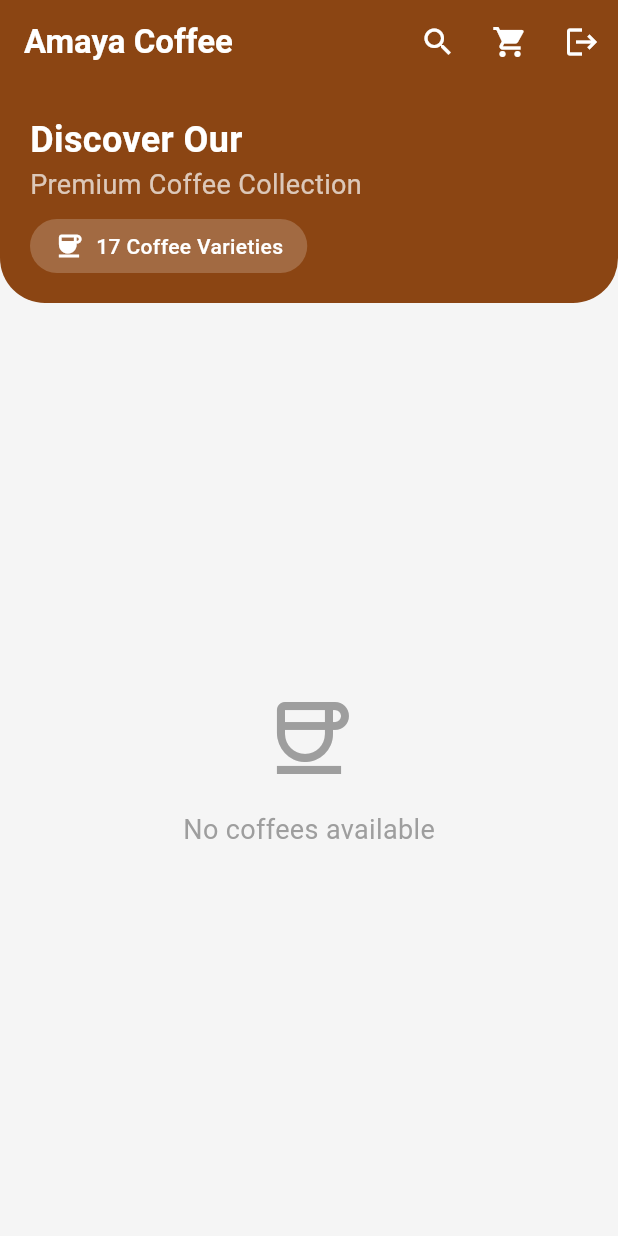
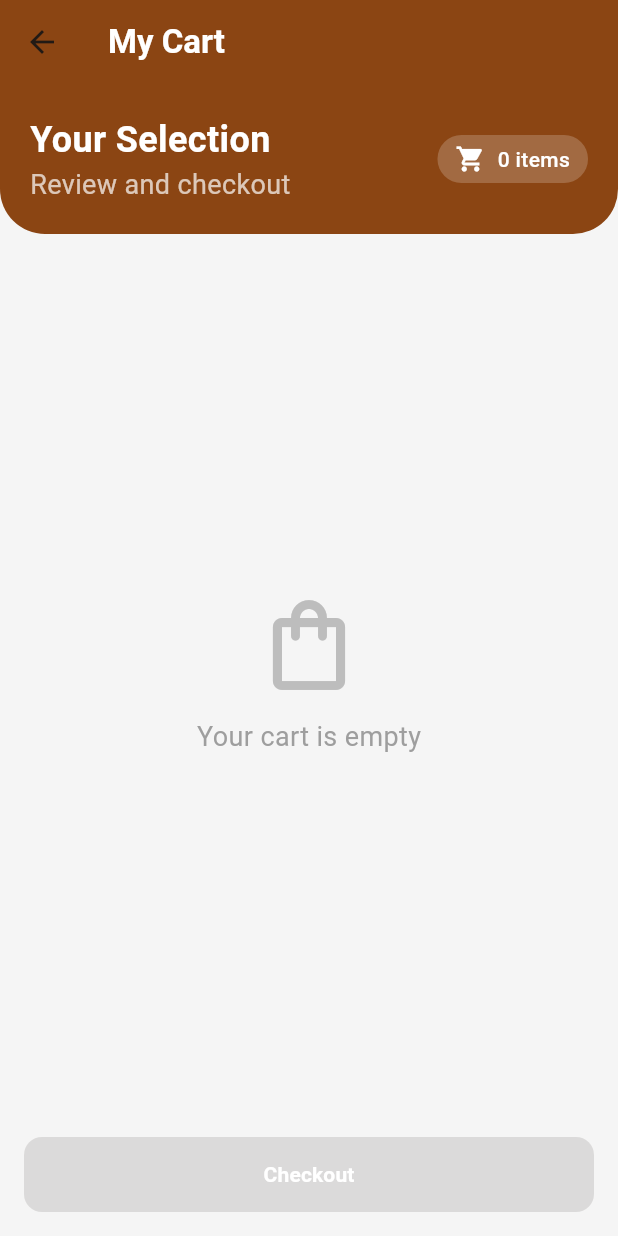
Before and after one commit to saumyahc/Amaya_Coffee, a Flutter app: the screen it shows once a user with an empty profile is signed in, after a tap on the "shopping cart" icon, on a phone screen of 412 x 824 dp. Run offline on Flutter 3.47's test engine with Material 3 defaults, Android fonts, the phone set to English and light mode, and no system bars; our stand-ins replace cached_network_image, cloud_firestore, firebase_auth, firebase_core; accounts and stored records are empty.

Commit message:
cart page and cart button working and also implemented persistant user and also gitignore

```diff
--- /dev/null
+++ b/lib/cart_page.dart
@@ -0,0 +1,169 @@
+import 'package:flutter/material.dart';
+import 'package:provider/provider.dart';
+import 'models/cart.dart';
+
+class CartPage extends StatelessWidget {
+  const CartPage({super.key});
+
+  @override
+  Widget build(BuildContext context) {
+    final cart = context.watch<CartModel>();
+
+    return Scaffold(
+      backgroundColor: const Color(0xFFF5F5F5),
+      appBar: AppBar(
+        title: const Text(
+          'My Cart',
+          style: TextStyle(fontWeight: FontWeight.bold, color: Colors.white),
+        ),
+        backgroundColor: const Color(0xFF8B4513),
+        elevation: 0,
+      ),
+      body: Column(
+        children: [
+          Container(
+            width: double.infinity,
+            padding: const EdgeInsets.all(20),
+            decoration: const BoxDecoration(
+              color: Color(0xFF8B4513),
+              borderRadius: BorderRadius.only(
+                bottomLeft: Radius.circular(30),
+                bottomRight: Radius.circular(30),
+              ),
+            ),
+            child: Row(
+              mainAxisAlignment: MainAxisAlignment.spaceBetween,
+              children: [
+                const Column(
+                  crossAxisAlignment: CrossAxisAlignment.start,
+                  children: [
+                    Text(
+                      'Your Selection',
+                      style: TextStyle(
+                        fontSize: 24,
+                        fontWeight: FontWeight.bold,
+                        color: Colors.white,
+                      ),
+                    ),
+                    Text(
+                      'Review and checkout',
+                      style: TextStyle(fontSize: 18, color: Colors.white70),
+                    ),
+                  ],
+                ),
+                Container(
+                  padding: const EdgeInsets.symmetric(horizontal: 12, vertical: 6),
+                  decoration: BoxDecoration(
+                    color: Colors.white.withOpacity(0.2),
+                    borderRadius: BorderRadius.circular(20),
+                  ),
+                  child: Row(
+                    mainAxisSize: MainAxisSize.min,
+                    children: [
+                      const Icon(Icons.shopping_cart, color: Colors.white, size: 20),
+                      const SizedBox(width: 8),
+                      Text(
+                        '${cart.totalItems} items',
+                        style: const TextStyle(color: Colors.white, fontWeight: FontWeight.w500),
+                      ),
+                    ],
+                  ),
+                ),
+              ],
+            ),
+          ),
+          Expanded(
+            child: cart.isEmpty
+                ? Center(
+                    child: Column(
+                      mainAxisAlignment: MainAxisAlignment.center,
+                      children: [
+                        Icon(Icons.shopping_bag_outlined, size: 72, color: Colors.grey.shade400),
+                        const SizedBox(height: 12),
+                        const Text('Your cart is empty', style: TextStyle(fontSize: 18, color: Colors.grey)),
+                      ],
+                    ),
+                  )
+                : ListView.builder(
+                    padding: const EdgeInsets.all(16),
+                    itemCount: cart.items.length,
+                    itemBuilder: (context, index) {
+                      final item = cart.items[index];
+                      return Container(
+                        margin: const EdgeInsets.only(bottom: 12),
+                        decoration: BoxDecoration(
+                          color: Colors.white,
+                          borderRadius: BorderRadius.circular(16),
+                          boxShadow: [
+                            BoxShadow(
+                              color: Colors.black.withOpacity(0.06),
+                              blurRadius: 8,
+                              offset: const Offset(0, 4),
+                            ),
+                          ],
+                        ),
+                        child: ListTile(
+                          leading: ClipRRect(
+                            borderRadius: BorderRadius.circular(8),
+                            child: item.image.isNotEmpty
+                                ? Image.network(item.image, width: 56, height: 56, fit: BoxFit.cover)
+                                : Container(
+                                    width: 56,
+                                    height: 56,
+                                    color: Colors.grey.shade200,
+                                    child: const Icon(Icons.coffee, color: Colors.grey),
+                                  ),
+                          ),
+                          title: Text(
+                            item.name,
+                            style: const TextStyle(fontWeight: FontWeight.bold, color: Color(0xFF8B4513)),
+                          ),
+                          subtitle: Text('Qty: ${item.qty}'),
+                          trailing: Row(
+                            mainAxisSize: MainAxisSize.min,
+                            children: [
+                              IconButton(
+                                icon: const Icon(Icons.remove_circle_outline),
+                                onPressed: () => context.read<CartModel>().decrement(item.id),
+                              ),
+                              IconButton(
+                                icon: const Icon(Icons.add_circle_outline),
+                                onPressed: () => context.read<CartModel>().increment(item.id),
+                              ),
+                              IconButton(
+                                icon: const Icon(Icons.delete_outline, color: Colors.redAccent),
+                                onPressed: () => context.read<CartModel>().remove(item.id),
+                              ),
+                            ],
+                          ),
+                        ),
+                      );
+                    },
+                  ),
+          ),
+          SafeArea(
+            top: false,
+            child: Padding(
+              padding: const EdgeInsets.all(16),
+              child: SizedBox(
+                width: double.infinity,
+                height: 50,
+                child: ElevatedButton(
+                  style: ElevatedButton.styleFrom(
+                    backgroundColor: const Color(0xFF8B4513),
+                    shape: RoundedRectangleBorder(borderRadius: BorderRadius.circular(12)),
+                  ),
+                  onPressed: cart.isEmpty ? null : () {},
+                  child: const Text(
+                    'Checkout',
+                    style: TextStyle(color: Colors.white, fontWeight: FontWeight.bold),
+                  ),
+                ),
+              ),
+            ),
+          ),
+        ],
+      ),
+    );
+  }
+}
--- a/lib/home_page.dart
+++ b/lib/home_page.dart
@@ -1,6 +1,8 @@
 import 'package:flutter/material.dart';
 import 'package:cloud_firestore/cloud_firestore.dart';
 import 'package:cached_network_image/cached_network_image.dart';
+import 'package:provider/provider.dart';
+import 'models/cart.dart';
 
 class Coffee {
   final int id;
@@ -58,11 +60,33 @@ class _HomePageState extends State<HomePage> {
               // TODO: Implement search functionality
             },
           ),
-          IconButton(
-            icon: const Icon(Icons.shopping_cart, color: Colors.white),
-            onPressed: () {
-              // TODO: Implement cart functionality
-            },
+          Consumer<CartModel>(
+            builder: (context, cart, _) => Stack(
+              children: [
+                IconButton(
+                  icon: const Icon(Icons.shopping_cart, color: Colors.white),
+                  onPressed: () {
+                    Navigator.of(context).pushNamed('/cart');
+                  },
+                ),
+                if (cart.totalItems > 0)
+                  Positioned(
+                    right: 6,
+                    top: 6,
+                    child: Container(
+                      padding: const EdgeInsets.all(4),
+                      decoration: const BoxDecoration(
+                        color: Colors.redAccent,
+                        shape: BoxShape.circle,
+                      ),
+                      child: Text(
+                        '${cart.totalItems}',
+                        style: const TextStyle(color: Colors.white, fontSize: 10, fontWeight: FontWeight.bold),
+                      ),
+                    ),
+                  ),
+              ],
+            ),
           ),
           IconButton(
             icon: const Icon(Icons.logout, color: Colors.white),
@@ -344,7 +368,18 @@ class _HomePageState extends State<HomePage> {
                                     Expanded(
                                       child: ElevatedButton(
                                         onPressed: () {
-                                          // TODO: Add to cart functionality
+                                          context.read<CartModel>().add(
+                                                coffee.id,
+                                                coffee.name,
+                                                coffee.image,
+                                              );
+                                          ScaffoldMessenger.of(context)
+                                              .showSnackBar(
+                                            SnackBar(
+                                              content: Text('${coffee.name} added to cart'),
+                                              duration: const Duration(seconds: 1),
+                                            ),
+                                          );
                                         },
                                         style: ElevatedButton.styleFrom(
                                           backgroundColor: const Color(
--- a/lib/main.dart
+++ b/lib/main.dart
@@ -1,5 +1,6 @@
 import 'package:flutter/material.dart';
 import 'package:flutter/services.dart';
+import 'package:flutter/foundation.dart' show kIsWeb;
 import 'package:firebase_core/firebase_core.dart';
 import 'package:firebase_auth/firebase_auth.dart';
 import 'firebase_options.dart';
@@ -7,10 +8,18 @@ import 'splash_screen.dart';
 import 'login_page.dart';
 import 'registration_page.dart';
 import 'home_page.dart';
+import 'cart_page.dart';
+import 'models/cart.dart';
+import 'package:provider/provider.dart';
 
 void main() async {
   WidgetsFlutterBinding.ensureInitialized();
   await Firebase.initializeApp(options: DefaultFirebaseOptions.currentPlatform);
+
+  // Ensure auth persistence on web
+  if (kIsWeb) {
+    await FirebaseAuth.instance.setPersistence(Persistence.LOCAL);
+  }
 
   // Set full screen mode
   SystemChrome.setEnabledSystemUIMode(SystemUiMode.immersiveSticky);
@@ -42,8 +51,8 @@ class _MyAppState extends State<MyApp> {
 
   void _checkAuthState() {
     _auth.authStateChanges().listen((User? user) {
-      if (user != null && _page == 1) {
-        // User is logged in and we're on login page, go to main
+      if (user != null) {
+        // User is logged in, go to main regardless of current page
         _goToMain();
       }
     });
@@ -58,7 +67,16 @@ class _MyAppState extends State<MyApp> {
     Widget child;
     switch (_page) {
       case 0:
-        child = SplashScreen(onSplashDone: _goToLogin);
+        child = SplashScreen(
+          onSplashDone: () {
+            final user = _auth.currentUser;
+            if (user != null) {
+              _goToMain();
+            } else {
+              _goToLogin();
+            }
+          },
+        );
         break;
       case 1:
         child = LoginPage(
@@ -82,7 +100,11 @@ class _MyAppState extends State<MyApp> {
         );
         break;
     }
-    return MaterialApp(
+    return MultiProvider(
+      providers: [
+        ChangeNotifierProvider(create: (_) => CartModel()),
+      ],
+      child: MaterialApp(
       title: 'Amaya Coffee',
       debugShowCheckedModeBanner: false,
       theme: ThemeData(
@@ -93,6 +115,10 @@ class _MyAppState extends State<MyApp> {
         useMaterial3: true,
       ),
       home: child,
+      routes: {
+        '/cart': (_) => const CartPage(),
+      },
+    ),
     );
   }
 }
--- /dev/null
+++ b/lib/models/cart.dart
@@ -0,0 +1,62 @@
+import 'package:flutter/foundation.dart';
+
+class CartItem {
+  final int id;
+  final String name;
+  final String image;
+  int qty;
+
+  CartItem({
+    required this.id,
+    required this.name,
+    required this.image,
+    this.qty = 1,
+  });
+}
+
+class CartModel extends ChangeNotifier {
+  final Map<int, CartItem> _items = {};
+
+  List<CartItem> get items => _items.values.toList(growable: false);
+  int get totalItems => _items.values.fold(0, (sum, item) => sum + item.qty);
+  bool get isEmpty => _items.isEmpty;
+
+  void add(int id, String name, String image) {
+    final existing = _items[id];
+    if (existing != null) {
+      existing.qty += 1;
+    } else {
+      _items[id] = CartItem(id: id, name: name, image: image);
+    }
+    notifyListeners();
+  }
+
+  void increment(int id) {
+    final item = _items[id];
+    if (item != null) {
+      item.qty += 1;
+      notifyListeners();
+    }
+  }
+
+  void decrement(int id) {
+    final item = _items[id];
+    if (item == null) return;
+    if (item.qty > 1) {
+      item.qty -= 1;
+    } else {
+      _items.remove(id);
+    }
+    notifyListeners();
+  }
+
+  void remove(int id) {
+    _items.remove(id);
+    notifyListeners();
+  }
+
+  void clear() {
+    _items.clear();
+    notifyListeners();
+  }
+}
--- a/lib/splash_screen.dart
+++ b/lib/splash_screen.dart
@@ -63,10 +63,13 @@ class _SplashScreenState extends State<SplashScreen>
 
   void _startAnimations() async {
     await Future.delayed(const Duration(milliseconds: 300));
+    if (!mounted) return;
     _fadeController.forward();
     await Future.delayed(const Duration(milliseconds: 500));
+    if (!mounted) return;
     _scaleController.forward();
     await Future.delayed(const Duration(milliseconds: 300));
+    if (!mounted) return;
     _slideController.forward();
   }
 
--- a/pubspec.yaml
+++ b/pubspec.yaml
@@ -38,6 +38,7 @@ dependencies:
   firebase_core: ^4.0.0
   cloud_firestore: ^6.0.0
   cached_network_image: ^3.4.1
+  provider: ^6.1.2
 
 
 
```
Also changed, not shown: pubspec.lock, 8 other files.
